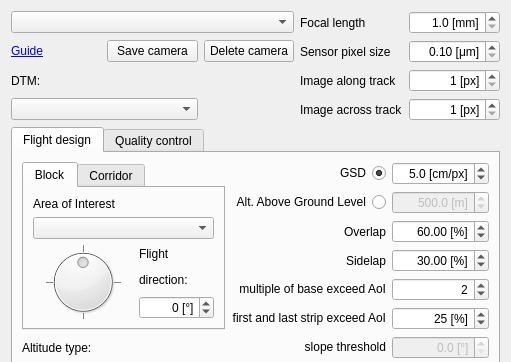
Old version of the form flight_planner_dialog_base.ui in the repository JMG30/flight_planner; both pictures show x 0 to 511 and y 0 to 362 of the 511 by 521 pixel window.
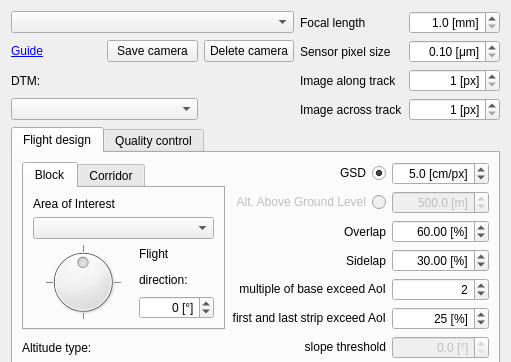
New version of the form. Custom widgets are drawn as their Qt base class.

Commit message: Add Altitude AGL to Flight design calculation

```diff
--- a/flight_planner_dialog_base.ui
+++ b/flight_planner_dialog_base.ui
@@ -7,7 +7,7 @@
     <x>0</x>
     <y>0</y>
     <width>558</width>
-    <height>474</height>
+    <height>563</height>
    </rect>
   </property>
   <property name="windowTitle">
@@ -192,6 +192,9 @@
        </item>
        <item row="1" column="1">
         <widget class="QRadioButton" name="radioButtonAltAGL">
+         <property name="enabled">
+          <bool>false</bool>
+         </property>
          <property name="layoutDirection">
           <enum>Qt::RightToLeft</enum>
          </property>
```
The commit also changes 3 other files.
